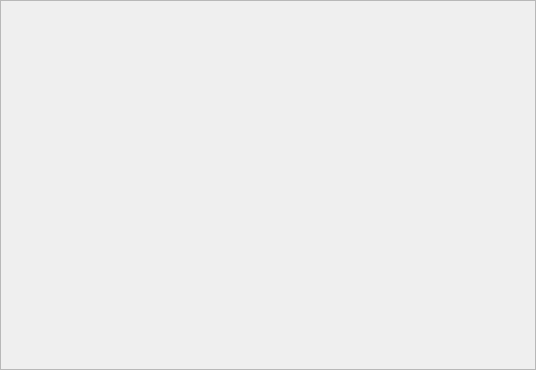
This is imagewindow.ui in pjrinaldi/wombatforensics as Qt 5 draws it before an edit. The edited form follows.
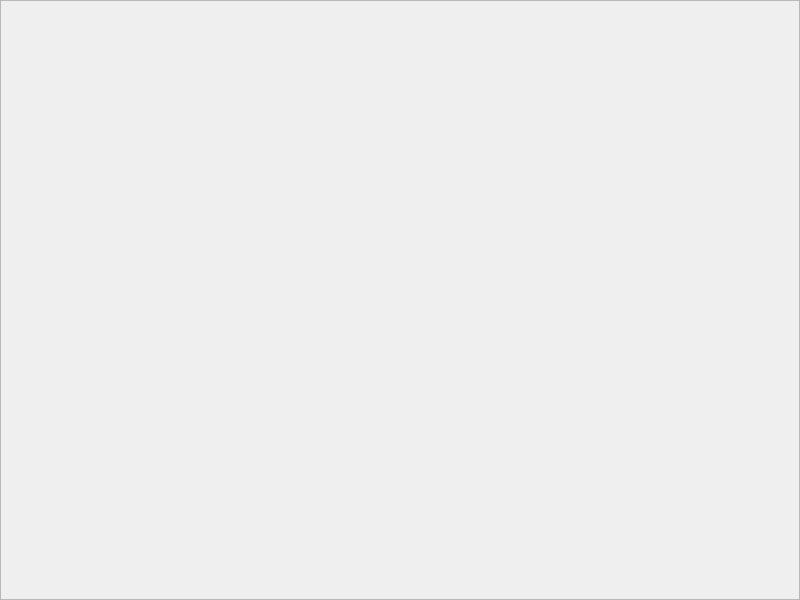
This is the edited form.

```diff
--- a/imagewindow.ui
+++ b/imagewindow.ui
@@ -6,8 +6,8 @@
    <rect>
     <x>0</x>
     <y>0</y>
-    <width>536</width>
-    <height>370</height>
+    <width>800</width>
+    <height>600</height>
    </rect>
   </property>
   <property name="windowTitle">
@@ -39,8 +39,8 @@
        <rect>
         <x>0</x>
         <y>0</y>
-        <width>534</width>
-        <height>368</height>
+        <width>798</width>
+        <height>598</height>
        </rect>
       </property>
       <layout class="QHBoxLayout" name="horizontalLayout_2">
```
